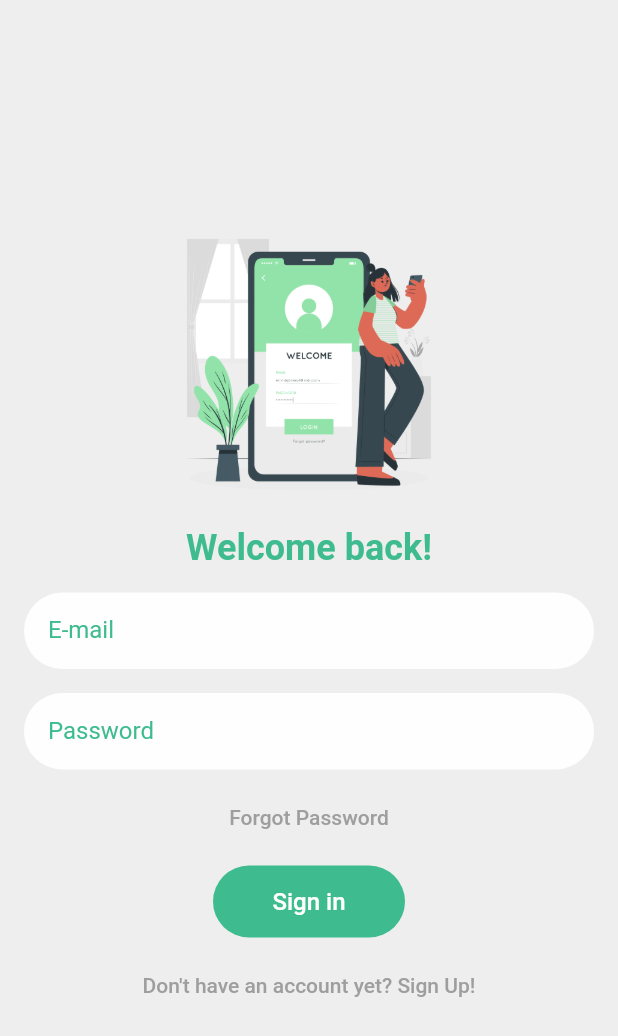
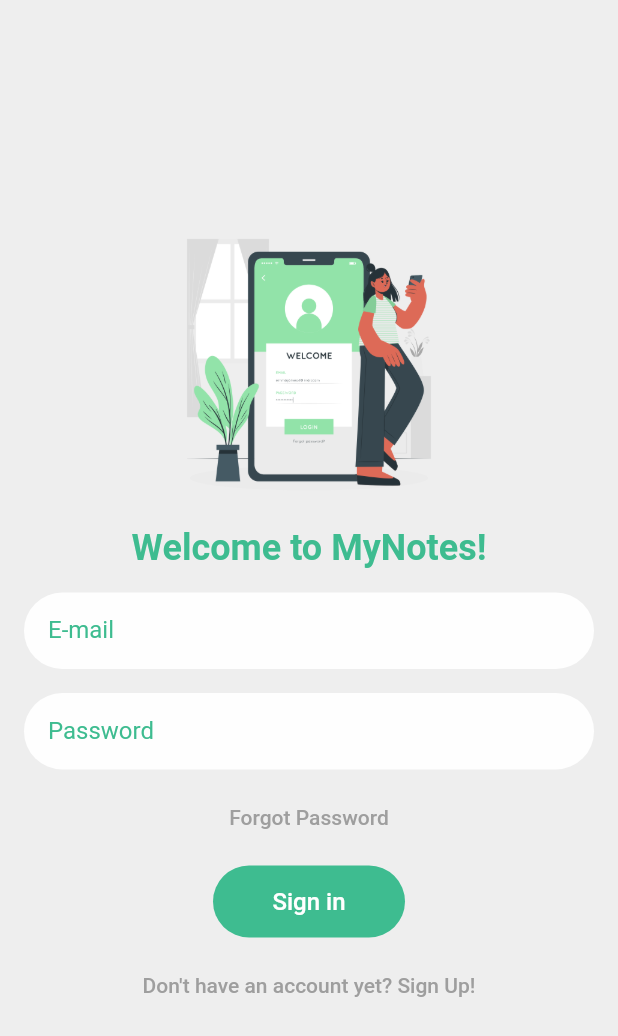
Before and after one commit to devkaio/mynotes, a Flutter app: the screen it shows after launch, on a phone screen of 412 x 824 dp. Shown: the top 1036 px of the screen. Run offline on Flutter 3.47's test engine with Material 2 defaults, Android fonts, the phone set to English and light mode, and no system bars; our stand-ins replace cloud_firestore, firebase_auth, firebase_core, firebase_storage; accounts and stored records are empty.

Commit message:
update login page

```diff
--- a/lib/app_widget.dart
+++ b/lib/app_widget.dart
@@ -2,7 +2,7 @@
 import 'package:my_notes/pages/create_account_page.dart';
 import 'package:my_notes/pages/create_note_page.dart';
 import 'package:my_notes/pages/home_page.dart';
-import 'package:my_notes/pages/login_page.dart';
+import 'package:my_notes/modules/login/login_page.dart';
 import 'package:my_notes/pages/reset_password_page.dart';
 
 class AppWidget extends StatelessWidget {
--- a/lib/pages/login_page.dart
+++ b/lib/modules/login/login_page.dart
@@ -75,7 +75,7 @@
                               fit: BoxFit.cover,
                             ),
                             TextWidget(
-                              text: 'Welcome back!',
+                              text: 'Welcome to MyNotes!',
                               fontSize: 24.0,
                               fontWeight: FontWeight.bold,
                               color: Color(0xFF3EBC90),
--- a/lib/pages/create_note_page.dart
+++ b/lib/pages/create_note_page.dart
@@ -62,7 +62,7 @@
                             addNote();
                             setState(() {});
                           },
-                          child: Text("Salvar"))),
+                          child: Text("Save"))),
                 ],
               )
             ],
--- a/lib/pages/home_page.dart
+++ b/lib/pages/home_page.dart
@@ -5,7 +5,7 @@
 import 'package:flutter/material.dart';
 import 'package:my_notes/pages/create_note_page.dart';
 
-import 'login_page.dart';
+import '../modules/login/login_page.dart';
 
 class HomePage extends StatefulWidget {
   const HomePage({Key? key}) : super(key: key);
--- a/lib/pages/profile_page.dart
+++ b/lib/pages/profile_page.dart
@@ -2,7 +2,7 @@
 import 'package:flutter/material.dart';
 import 'package:my_notes/services/fire_auth.dart';
 
-import 'login_page.dart';
+import '../modules/login/login_page.dart';
 
 class ProfilePage extends StatefulWidget {
   final User user;
```
Also changed, not shown: flutter_01.png (added), flutter_02.png (added), 1 other file.
